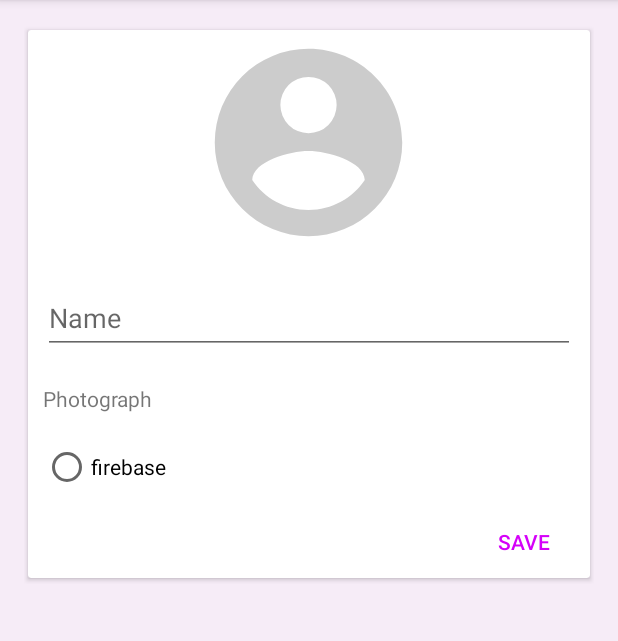
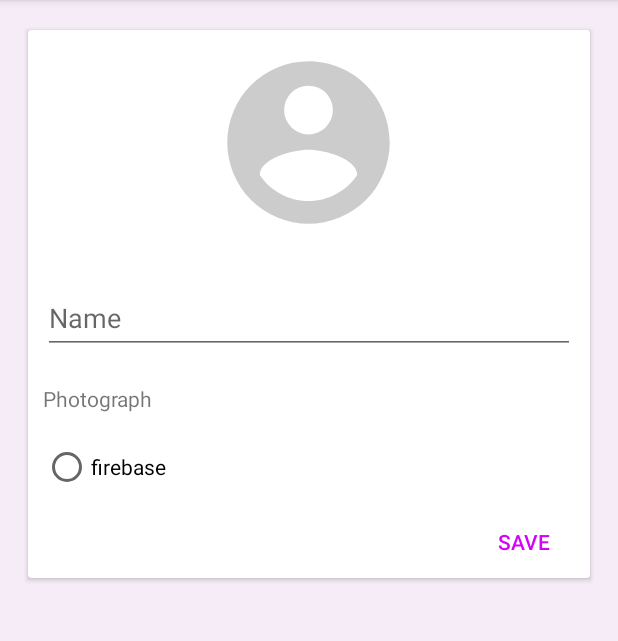
Before and after one commit to open-roboclub/roboclub-android, an Android app: the fragment AdminFragment placed in its activity, on a phone screen of 412 x 824 dp, the part 84-725 px from its top. Run offline under Robolectric (Android 15) with nearby library versions, the phone set to English and light mode, and no system bars; our stand-ins replace ButterKnife, Firebase (no records; nobody signed in at launch, a user with empty details on screens opened directly), Picasso; pictures from the network do not load; 1 statement that could not run was skipped.

Commit message:
fix: Fix top padding of profile photo

```diff
--- a/app/src/main/res/layout/fragment_admin.xml
+++ b/app/src/main/res/layout/fragment_admin.xml
@@ -20,7 +20,7 @@
                 android:layout_width="match_parent"
                 android:layout_height="wrap_content"
                 app:cardUseCompatPadding="true"
-                tools:visibility="gone" >
+                tools:visibility="visible" >
 
                 <LinearLayout
                     android:layout_width="match_parent"
@@ -32,6 +32,7 @@
                         android:layout_width="150dp"
                         android:layout_height="150dp"
                         android:layout_gravity="center"
+                        android:padding="10dp"
                         android:contentDescription="@null"
                         app:srcCompat="@drawable/ic_avatar"/>
 
@@ -170,7 +171,7 @@
                 android:layout_height="wrap_content"
                 android:layout_marginTop="10dp"
                 app:cardUseCompatPadding="true"
-                tools:visibility="visible"
+                tools:visibility="gone"
                 android:visibility="gone" >
 
                 <LinearLayout
```
